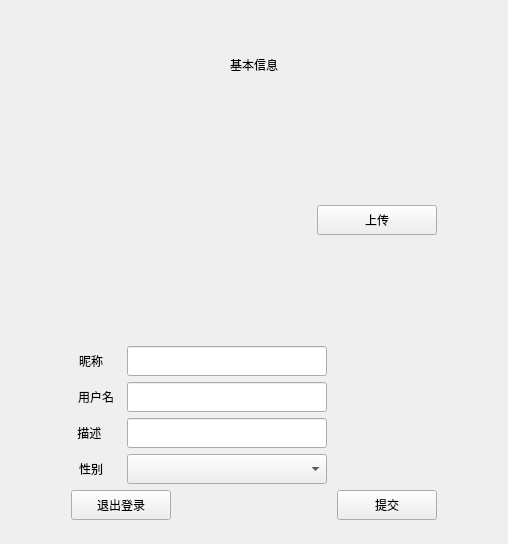
Stan-Vincent/HChat-demo, file Client/userinfopage.ui: the form before one commit.
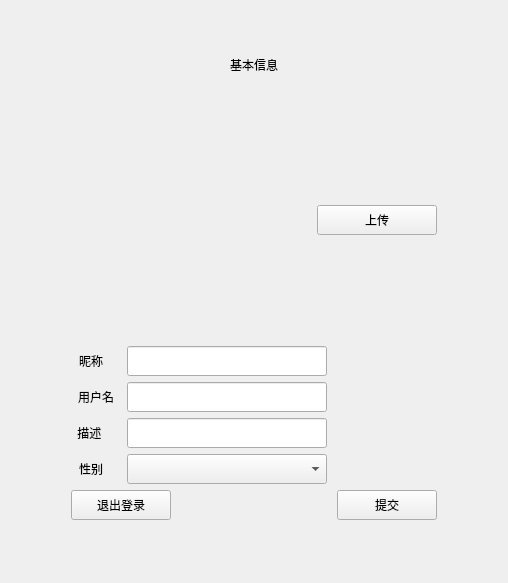
The form after the commit.

Diff of the .ui file:
```diff
--- a/Client/userinfopage.ui
+++ b/Client/userinfopage.ui
@@ -7,7 +7,7 @@
     <x>0</x>
     <y>0</y>
     <width>508</width>
-    <height>544</height>
+    <height>583</height>
    </rect>
   </property>
   <property name="windowTitle">
```
